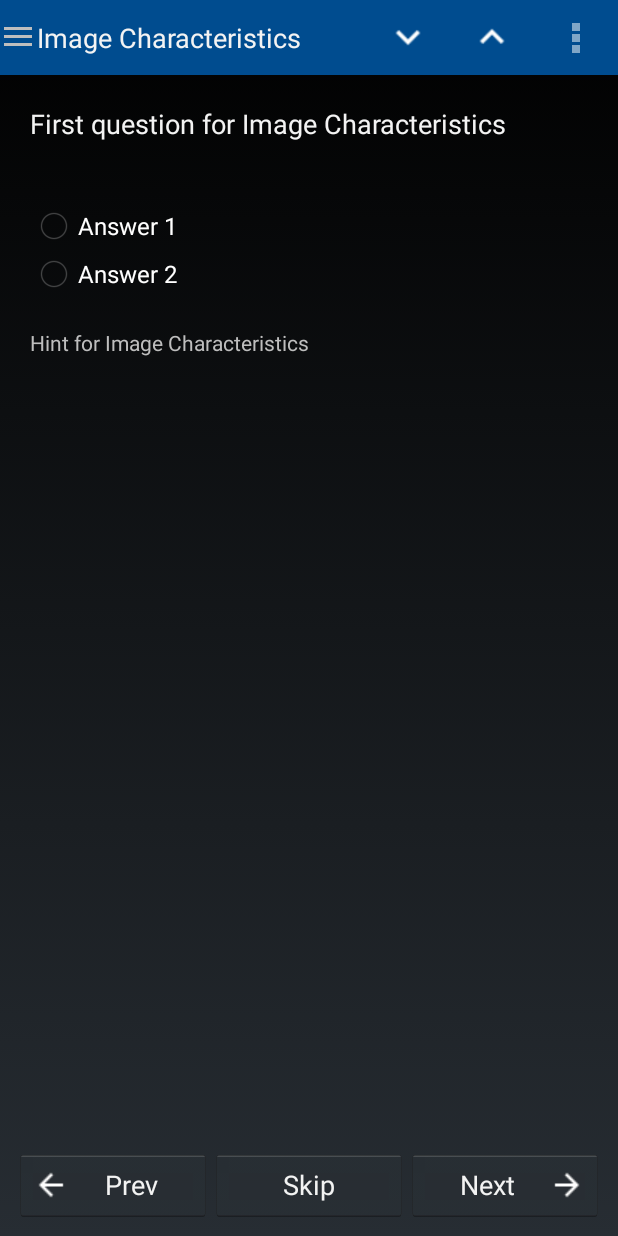
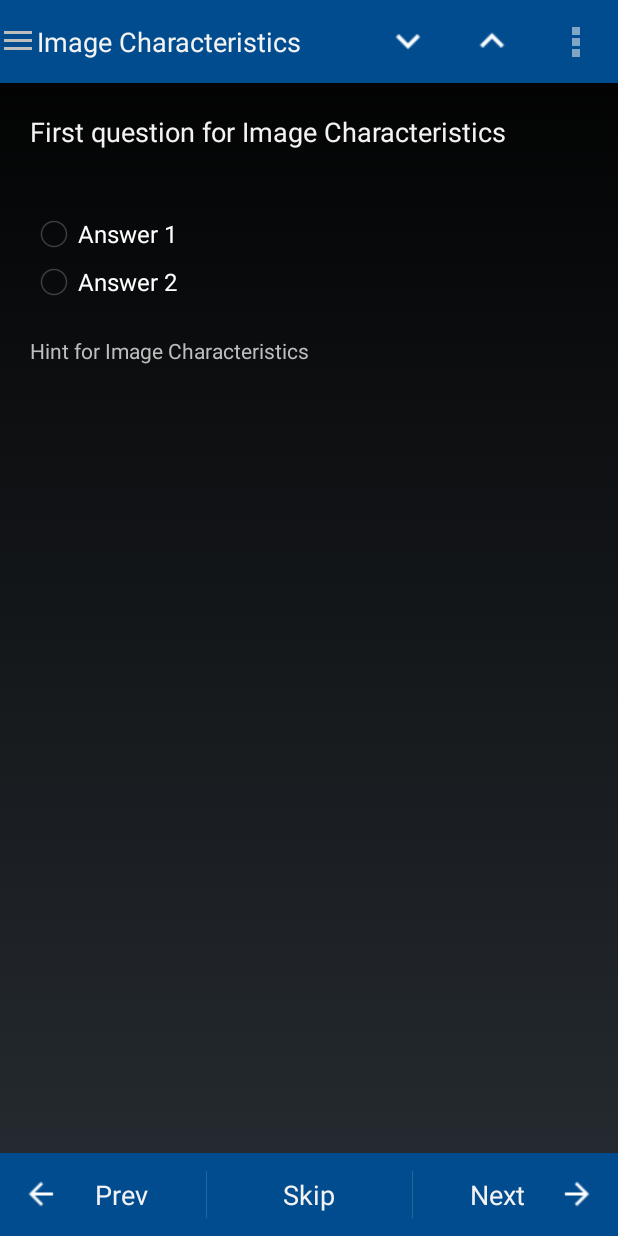
Before and after one commit to yakbari/POPXray, an Android app: the CXRCategoryActivity screen opened directly, with no data from a screen before it, after a tap on "Next", on a phone screen of 412 x 824 dp. Run offline under Robolectric (Android 15) with nearby library versions, the phone set to English and light mode, and no system bars.

Commit message:
David 5/14/2015

```diff
--- a/app/src/main/res/layout/fragment_question.xml
+++ b/app/src/main/res/layout/fragment_question.xml
@@ -66,35 +66,41 @@
         android:id="@+id/bottom_panel"
         android:layout_alignParentBottom="true"
         android:layout_alignParentLeft="true"
-        android:layout_marginLeft="10dp"
-        android:layout_marginRight="10dp"
-        android:layout_marginBottom="10dp">
+        style="?android:attr/buttonBarStyle"
+        android:background="@color/BarColor">
 
         <Button
             android:layout_width="fill_parent"
-            android:layout_height="wrap_content"
+            android:layout_height="55dp"
             android:text="Prev"
             android:id="@+id/previous_button"
             android:layout_weight="1"
             android:singleLine="true"
-            android:drawableLeft="@drawable/ic_arrow_back_white_24dp" />
+            android:drawableLeft="@drawable/ic_arrow_back_white_24dp"
+            style="?android:attr/buttonBarButtonStyle"
+            android:paddingLeft="15dp"
+            android:paddingRight="15dp" />
 
         <Button
             android:layout_width="fill_parent"
-            android:layout_height="wrap_content"
+            android:layout_height="55dp"
             android:text="Skip"
             android:id="@+id/skip_button"
             android:layout_weight="1"
-            android:singleLine="true" />
+            android:singleLine="true"
+            style="?android:attr/buttonBarButtonStyle" />
 
         <Button
             android:layout_width="fill_parent"
-            android:layout_height="wrap_content"
+            android:layout_height="55dp"
             android:text="Next"
             android:id="@+id/next_button"
             android:layout_weight="1"
             android:singleLine="true"
-            android:drawableRight="@drawable/ic_arrow_forward_white_24dp" />
+            android:drawableRight="@drawable/ic_arrow_forward_white_24dp"
+            style="?android:attr/buttonBarButtonStyle"
+            android:paddingLeft="15dp"
+            android:paddingRight="15dp" />
     </LinearLayout>
 
 </RelativeLayout>
--- a/app/src/main/res/values/colors.xml
+++ b/app/src/main/res/values/colors.xml
@@ -1,5 +1,6 @@
 <?xml version="1.0" encoding="utf-8"?>
 <resources>
     <color name="HighlightColor">#FF7730</color>
-    <color name="LowColor">#004C8F</color>
+    <color name="BarColor">#004C8F</color>
+
 </resources>
--- a/app/src/main/res/values/styles.xml
+++ b/app/src/main/res/values/styles.xml
@@ -16,19 +16,18 @@
     <style name="AppTheme" parent="AppBaseTheme">
         <!-- All customizations that are NOT specific to a particular API-level can go here. -->
         <item name="android:actionBarStyle">@style/ActionBarColored</item>
-        <item name="android:actionBarSize">50dp</item>
+        <item name="android:actionBarSize">55dp</item>
     </style>
     <style name="AppThemeNoActionBar" parent="android:Theme.Holo.NoActionBar">
     </style>
     <style name="AppThemeNoLogo" parent="AppTheme">
         <item name="android:icon">@android:color/transparent</item>
         <item name="android:actionBarStyle">@style/ActionBarColored</item>
-        <item name="android:actionBarSize">50dp</item>
+        <item name="android:actionBarSize">55dp</item>
     </style>
-
 
     <!-- Action bar theme -->
     <style name="ActionBarColored" parent="@android:style/Widget.Holo.ActionBar">
-        <item name="android:background">@color/LowColor</item>
+        <item name="android:background">@color/BarColor</item>
     </style>
 </resources>
```
Also changed, not shown: app/src/main/res/layout/activity_cxrcategory.xml (+7 -5 lines), app/src/main/res/layout/activity_first_time.xml (+16 -16 lines).
